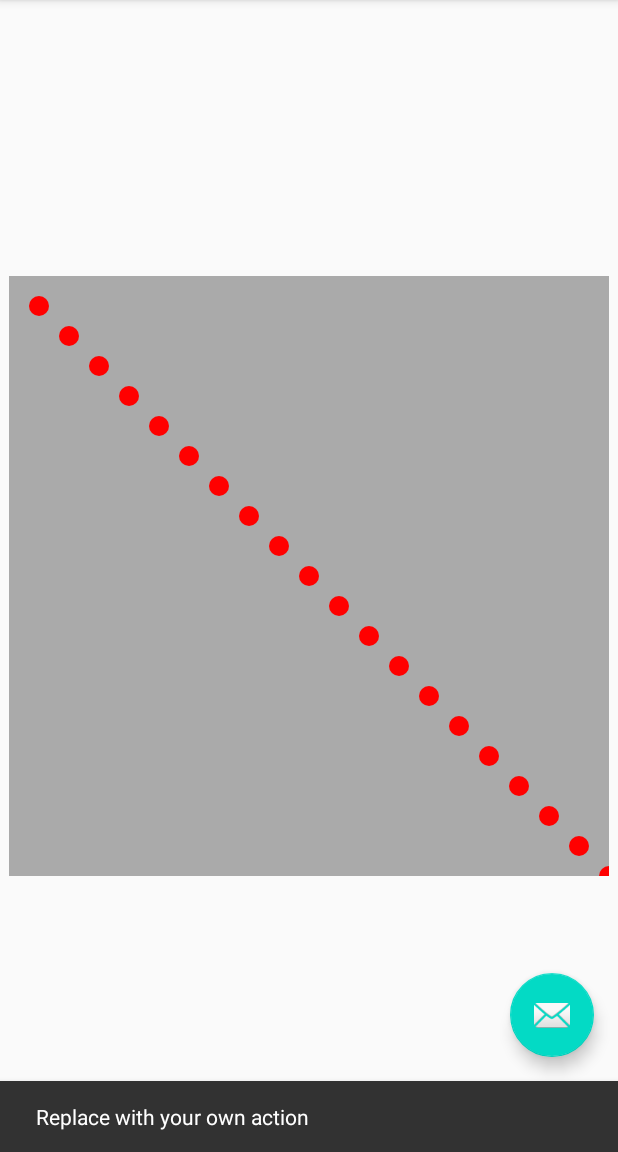
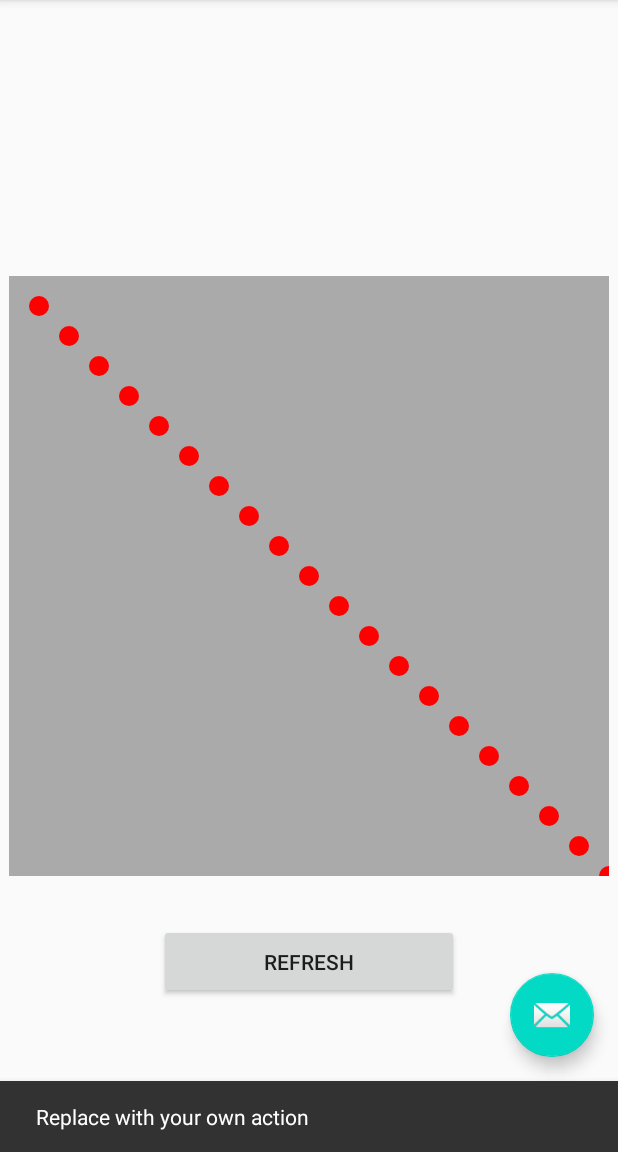
Before and after one commit to jaydeepw/coordinate-drawings, an Android app: the screen it shows after launch (MainActivity), after a tap on an icon or button, on a phone screen of 412 x 824 dp, the part 84-1236 px from its top. Run offline under Robolectric (Android 15) with nearby library versions, the phone set to English and light mode, and no system bars.

Commit message:
Draw random coordinates on the canvas of the view

```diff
--- a/app/src/main/java/com/github/jaydeepw/myapplication/CoordinateView.kt
+++ b/app/src/main/java/com/github/jaydeepw/myapplication/CoordinateView.kt
@@ -1,12 +1,18 @@
 package com.github.jaydeepw.myapplication
 
 import android.content.Context
-import android.graphics.*
+import android.graphics.Canvas
+import android.graphics.Color
+import android.graphics.Paint
+import android.graphics.Point
 import android.util.AttributeSet
+import android.util.Log
 import android.view.View
-import java.util.*
 
 class CoordinateView : View {
+
+    private var canvas: Canvas? = null
+    private var coordinates: List<Point>? = null
 
     constructor(context: Context) : this(context, null)
     constructor(context: Context, attrs: AttributeSet?) : this(context, attrs, 0)
@@ -16,35 +22,34 @@ class CoordinateView : View {
         defStyleAttr
     )
 
-    private fun getRandomCoordinates(): List<Point> {
-        val list = mutableListOf<Point>()
-        val startPoint = Point(5, 5)
-        for (i in 1..29) {
-            val x = startPoint.x * Random().nextInt(10) * i
-            val y = startPoint.y * Random().nextInt(10) * i
-            val point = Point(x, y)
-            list.add(point)
-        }
-        return list
+    override fun onDraw(canvas: Canvas?) {
+        super.onDraw(canvas)
+        this.canvas = canvas
+
+        drawCoordinates(coordinates)
     }
 
-    override fun onDraw(canvas: Canvas?) {
-        super.onDraw(canvas)
-
-        val list = getRandomCoordinates()
-        drawCoordinates(canvas, list)
+    fun setCoordinates(coordinates: List<Point>) {
+        this.coordinates = coordinates
+        invalidate()
     }
 
-    private fun drawCoordinates(
-        canvas: Canvas?,
-        list: List<Point>
+    fun drawCoordinates(
+        list: List<Point>?
     ) {
+
+        if (list == null) {
+            return
+        }
+
         val radius = 10
         val paint = Paint()
         paint.color = Color.parseColor("#FF0000")
         for (point in list) {
             canvas?.drawCircle(point.x.toFloat(), point.y.toFloat(), radius.toFloat(), paint)
         }
+
+        Log.i("CustomView", "canvas $canvas")
     }
 
 }
--- a/app/src/main/java/com/github/jaydeepw/myapplication/FirstFragment.kt
+++ b/app/src/main/java/com/github/jaydeepw/myapplication/FirstFragment.kt
@@ -1,12 +1,13 @@
 package com.github.jaydeepw.myapplication
 
-import android.content.Context
-import android.graphics.Typeface
+import android.graphics.Point
 import android.os.Bundle
 import android.view.LayoutInflater
 import android.view.View
 import android.view.ViewGroup
 import androidx.fragment.app.Fragment
+import kotlinx.android.synthetic.main.fragment_first.*
+import java.util.*
 
 
 /**
@@ -15,10 +16,38 @@ import androidx.fragment.app.Fragment
 class FirstFragment : Fragment() {
 
     override fun onCreateView(
-            inflater: LayoutInflater, container: ViewGroup?,
-            savedInstanceState: Bundle?
+        inflater: LayoutInflater, container: ViewGroup?,
+        savedInstanceState: Bundle?
     ): View? {
         // Inflate the layout for this fragment
         return inflater.inflate(R.layout.fragment_first, container, false)
     }
+
+    override fun onViewCreated(view: View, savedInstanceState: Bundle?) {
+        super.onViewCreated(view, savedInstanceState)
+
+        drawRandomCoordinates()
+
+        buttonRefresh.setOnClickListener {
+            drawRandomCoordinates()
+        }
+    }
+
+    private fun drawRandomCoordinates() {
+        val list = getRandomCoordinates()
+        coordinatesView.setCoordinates(list)
+    }
+
+    private fun getRandomCoordinates(): List<Point> {
+        val list = mutableListOf<Point>()
+        val startPoint = Point(5, 5)
+        for (i in 1..29) {
+            val x = startPoint.x * Random().nextInt(10) * i
+            val y = startPoint.y * Random().nextInt(10) * i
+            val point = Point(x, y)
+            list.add(point)
+        }
+        return list
+    }
+
 }
--- a/app/src/main/res/layout/fragment_first.xml
+++ b/app/src/main/res/layout/fragment_first.xml
@@ -7,7 +7,7 @@
     tools:context=".FirstFragment">
 
     <com.github.jaydeepw.myapplication.CoordinateView
-        android:id="@+id/textview_first"
+        android:id="@+id/coordinatesView"
         android:layout_width="400dp"
         android:layout_height="0dp"
         android:background="@android:color/darker_gray"
@@ -17,4 +17,14 @@
         app:layout_constraintStart_toStartOf="parent"
         app:layout_constraintTop_toTopOf="parent" />
 
+    <Button
+        android:id="@+id/buttonRefresh"
+        android:layout_width="200dp"
+        android:layout_height="50dp"
+        android:layout_marginTop="32dp"
+        android:text="Refresh"
+        app:layout_constraintEnd_toEndOf="parent"
+        app:layout_constraintStart_toStartOf="parent"
+        app:layout_constraintTop_toBottomOf="@+id/coordinatesView" />
+
 </androidx.constraintlayout.widget.ConstraintLayout>
```
